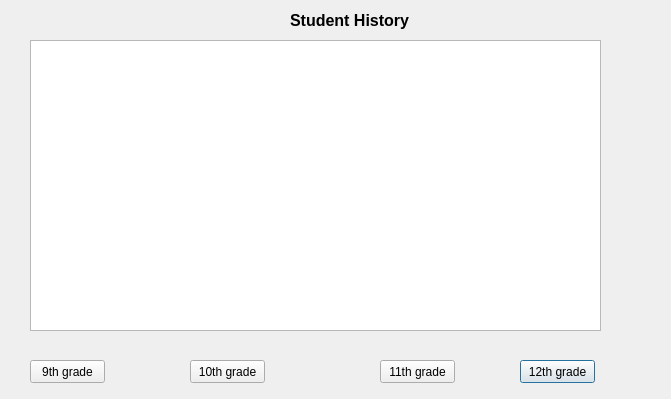
This is InstaGrader/studenthistory.ui in AcademyAutograder/Autograder-0.1 as Qt 5 draws it before an edit. The edited form follows.
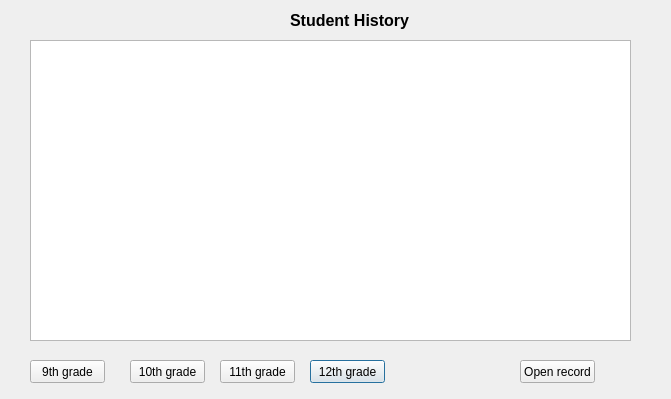
This is the edited form.

The edit to the form file:
```diff
--- a/InstaGrader/studenthistory.ui
+++ b/InstaGrader/studenthistory.ui
@@ -16,7 +16,7 @@
   <widget class="QPushButton" name="pushButton_4">
    <property name="geometry">
     <rect>
-     <x>520</x>
+     <x>310</x>
      <y>360</y>
      <width>75</width>
      <height>23</height>
@@ -46,20 +46,10 @@
     <string>Student History</string>
    </property>
   </widget>
-  <widget class="QTableView" name="tableView">
-   <property name="geometry">
-    <rect>
-     <x>30</x>
-     <y>40</y>
-     <width>571</width>
-     <height>291</height>
-    </rect>
-   </property>
-  </widget>
   <widget class="QPushButton" name="pushButton_2">
    <property name="geometry">
     <rect>
-     <x>190</x>
+     <x>130</x>
      <y>360</y>
      <width>75</width>
      <height>23</height>
@@ -85,7 +75,7 @@
   <widget class="QPushButton" name="pushButton_3">
    <property name="geometry">
     <rect>
-     <x>380</x>
+     <x>220</x>
      <y>360</y>
      <width>75</width>
      <height>23</height>
@@ -95,6 +85,29 @@
     <string>11th grade</string>
    </property>
   </widget>
+  <widget class="QPushButton" name="pushButton_5">
+   <property name="geometry">
+    <rect>
+     <x>520</x>
+     <y>360</y>
+     <width>75</width>
+     <height>23</height>
+    </rect>
+   </property>
+   <property name="text">
+    <string>Open record</string>
+   </property>
+  </widget>
+  <widget class="QListView" name="listView">
+   <property name="geometry">
+    <rect>
+     <x>30</x>
+     <y>40</y>
+     <width>601</width>
+     <height>301</height>
+    </rect>
+   </property>
+  </widget>
  </widget>
  <resources/>
  <connections/>
```
